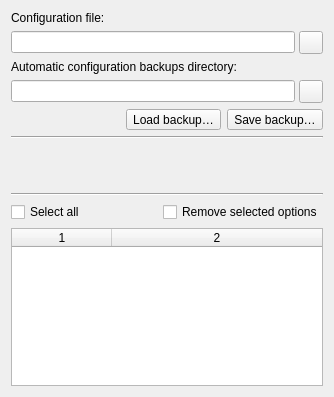
Old version of the form ui/options_maintenance.ui in the repository metabrainz/picard.
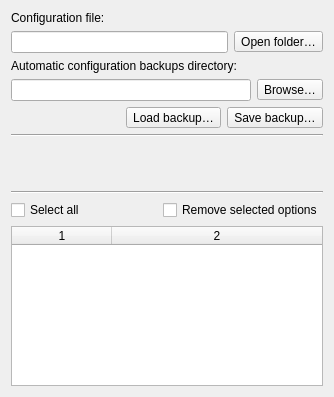
New version of the form.

Commit message: Revert changes to Maintenance options page

```diff
--- a/ui/options_maintenance.ui
+++ b/ui/options_maintenance.ui
@@ -23,9 +23,6 @@
    </item>
    <item>
     <layout class="QHBoxLayout" name="horizontalLayout_3">
-     <property name="spacing">
-      <number>4</number>
-     </property>
      <property name="bottomMargin">
       <number>0</number>
      </property>
@@ -44,8 +41,8 @@
          <verstretch>0</verstretch>
         </sizepolicy>
        </property>
-       <property name="toolTip">
-        <string>Select file</string>
+       <property name="text">
+        <string>Open folder…</string>
        </property>
       </widget>
      </item>
@@ -63,9 +60,6 @@
    </item>
    <item>
     <layout class="QHBoxLayout" name="horizontalLayout_6">
-     <property name="spacing">
-      <number>4</number>
-     </property>
      <item>
       <widget class="QLineEdit" name="autobackup_dir"/>
      </item>
@@ -77,8 +71,8 @@
          <verstretch>0</verstretch>
         </sizepolicy>
        </property>
-       <property name="toolTip">
-        <string>Select directory</string>
+       <property name="text">
+        <string>Browse…</string>
        </property>
       </widget>
      </item>
```
Left out of the diff: 28 changed lines with no effect on the pictures. The commit also changes 2 other files.
